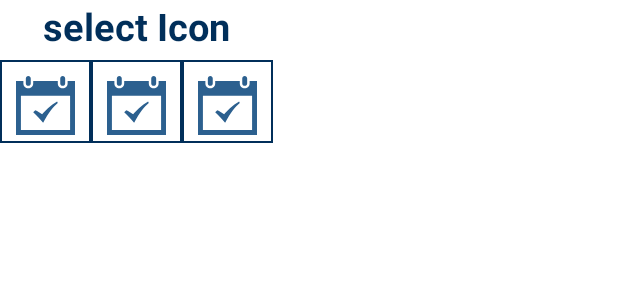
After one commit to jinuemong/Android-App-SwallowMonth, an Android app: the layout select_icon_dialog.xml on its own in the app's theme, with its tools: preview values and no code run, on a phone screen of 412 x 824 dp. The commit adds this screen. Shown: the top 300 px of the screen. Run offline under Robolectric (Android 15) with nearby library versions, the phone set to English and light mode, and no system bars.

Commit message:
20221115

```diff
--- a/app/src/main/java/com/example/SwallowMonthJM/ViewModel/MainViewModel.kt
+++ b/app/src/main/java/com/example/SwallowMonthJM/ViewModel/MainViewModel.kt
@@ -35,4 +35,9 @@ class MainViewModel : ViewModel(){
         todo.isDone = !todo.isDone
         recentlyAddData.value = todoData
     }
+
+    fun setIcon(todo:Todo,index:Int){
+        todo.iconType = index
+        recentlyAddData.value = todoData
+    }
 }
--- /dev/null
+++ b/app/src/main/res/drawable/ic_baseline_directions_run_24.xml
@@ -0,0 +1,5 @@
+<vector android:autoMirrored="true" android:height="24dp"
+    android:tint="#1F4568" android:viewportHeight="24"
+    android:viewportWidth="24" android:width="24dp" xmlns:android="http://schemas.android.com/apk/res/android">
+    <path android:fillColor="@android:color/white" android:pathData="M13.49,5.48c1.1,0 2,-0.9 2,-2s-0.9,-2 -2,-2 -2,0.9 -2,2 0.9,2 2,2zM9.89,19.38l1,-4.4 2.1,2v6h2v-7.5l-2.1,-2 0.6,-3c1.3,1.5 3.3,2.5 5.5,2.5v-2c-1.9,0 -3.5,-1 -4.3,-2.4l-1,-1.6c-0.4,-0.6 -1,-1 -1.7,-1 -0.3,0 -0.5,0.1 -0.8,0.1l-5.2,2.2v4.7h2v-3.4l1.8,-0.7 -1.6,8.1 -4.9,-1 -0.4,2 7,1.4z"/>
+</vector>
--- /dev/null
+++ b/app/src/main/res/drawable/ic_baseline_sports_tennis_24.xml
@@ -0,0 +1,6 @@
+<vector android:height="24dp" android:tint="#1F4568"
+    android:viewportHeight="24" android:viewportWidth="24"
+    android:width="24dp" xmlns:android="http://schemas.android.com/apk/res/android">
+    <path android:fillColor="@android:color/white" android:pathData="M19.52,2.49c-2.34,-2.34 -6.62,-1.87 -9.55,1.06c-1.6,1.6 -2.52,3.87 -2.54,5.46c-0.02,1.58 0.26,3.89 -1.35,5.5l-4.24,4.24l1.42,1.42l4.24,-4.24c1.61,-1.61 3.92,-1.33 5.5,-1.35s3.86,-0.94 5.46,-2.54C21.38,9.11 21.86,4.83 19.52,2.49zM10.32,11.68c-1.53,-1.53 -1.05,-4.61 1.06,-6.72s5.18,-2.59 6.72,-1.06c1.53,1.53 1.05,4.61 -1.06,6.72S11.86,13.21 10.32,11.68z"/>
+    <path android:fillColor="@android:color/white" android:pathData="M18,17c0.53,0 1.04,0.21 1.41,0.59c0.78,0.78 0.78,2.05 0,2.83C19.04,20.79 18.53,21 18,21s-1.04,-0.21 -1.41,-0.59c-0.78,-0.78 -0.78,-2.05 0,-2.83C16.96,17.21 17.47,17 18,17M18,15c-1.02,0 -2.05,0.39 -2.83,1.17c-1.56,1.56 -1.56,4.09 0,5.66C15.95,22.61 16.98,23 18,23s2.05,-0.39 2.83,-1.17c1.56,-1.56 1.56,-4.09 0,-5.66C20.05,15.39 19.02,15 18,15L18,15z"/>
+</vector>
--- /dev/null
+++ b/app/src/main/res/layout/item_icon.xml
@@ -0,0 +1,18 @@
+<?xml version="1.0" encoding="utf-8"?>
+<androidx.constraintlayout.widget.ConstraintLayout xmlns:android="http://schemas.android.com/apk/res/android"
+    android:layout_width="match_parent"
+    android:layout_height="wrap_content"
+    android:background="@drawable/rect_border"
+    xmlns:tools="http://schemas.android.com/tools"
+    xmlns:app="http://schemas.android.com/apk/res-auto">
+    <ImageView
+        android:layout_margin="@dimen/main_margin"
+        android:padding="@dimen/main_margin"
+        android:src="@drawable/ic_iconmonstr_calendar_6"
+        android:id="@+id/item_icon_image"
+        app:layout_constraintTop_toTopOf="parent"
+        app:layout_constraintStart_toStartOf="parent"
+        app:layout_constraintEnd_toEndOf="parent"
+        android:layout_width="@dimen/item_mid_2_height"
+        android:layout_height="@dimen/item_mid_2_height"/>
+</androidx.constraintlayout.widget.ConstraintLayout>
--- /dev/null
+++ b/app/src/main/res/layout/select_icon_dialog.xml
@@ -0,0 +1,26 @@
+<?xml version="1.0" encoding="utf-8"?>
+<LinearLayout
+    android:orientation="vertical"
+    xmlns:android="http://schemas.android.com/apk/res/android"
+    xmlns:app="http://schemas.android.com/apk/res-auto"
+    xmlns:tools="http://schemas.android.com/tools"
+    android:layout_height="wrap_content"
+    android:layout_width="wrap_content">
+    <TextView
+        android:layout_marginBottom="@dimen/main_margin"
+        android:textStyle="bold"
+        android:textColor="@color/strong_color"
+        android:textSize="@dimen/item_height_big_text_size"
+        android:gravity="center"
+        android:text="select Icon"
+        android:layout_width="match_parent"
+        android:layout_height="wrap_content"/>
+
+    <androidx.recyclerview.widget.RecyclerView
+        android:id="@+id/icon_select_recycler"
+        android:layout_width="match_parent"
+        android:layout_height="match_parent"
+        app:layoutManager="androidx.recyclerview.widget.GridLayoutManager"
+        app:spanCount="3"
+        tools:listitem="@layout/item_icon" />
+</LinearLayout>
```
Also changed, not shown: app/src/main/java/com/example/SwallowMonthJM/Calendar/CalendarSlider.kt (+50 -2 lines), app/src/main/java/com/example/SwallowMonthJM/Unit/CalendarIcon.kt (+5 -3 lines), app/src/main/java/com/example/SwallowMonthJM/Unit/SelectIconDialog.kt (added, +79 -0 lines), app/src/main/res/layout/item_to_do_calendar.xml (+4 -4 lines), app/src/main/res/menu/todo_menu.xml (added, +10 -0 lines).
